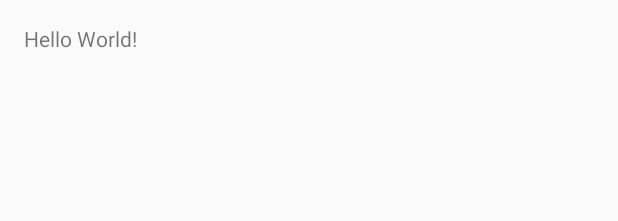
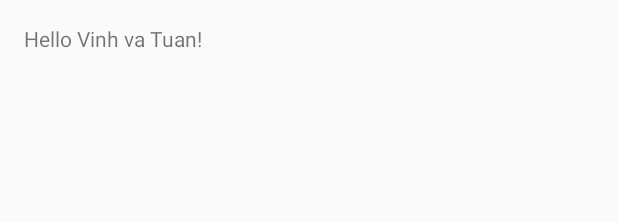
Before and after one commit to doanpt9x/FinalT3H, an Android app: the layout activity_main.xml on its own in the app's theme, with its tools: preview values and no code run, on a phone screen of 412 x 824 dp. Shown: the top 221 px of the screen. Run offline under Robolectric (Android 15) with nearby library versions, the phone set to English and light mode, and no system bars.

Commit message:
demo thu phat

```diff
--- a/app/src/main/res/layout/activity_main.xml
+++ b/app/src/main/res/layout/activity_main.xml
@@ -1,11 +1,16 @@
 <?xml version="1.0" encoding="utf-8"?>
 <RelativeLayout xmlns:android="http://schemas.android.com/apk/res/android"
-    xmlns:tools="http://schemas.android.com/tools" android:layout_width="match_parent"
-    android:layout_height="match_parent" android:paddingLeft="@dimen/activity_horizontal_margin"
+    xmlns:tools="http://schemas.android.com/tools"
+    android:layout_width="match_parent"
+    android:layout_height="match_parent"
+    android:paddingBottom="@dimen/activity_vertical_margin"
+    android:paddingLeft="@dimen/activity_horizontal_margin"
     android:paddingRight="@dimen/activity_horizontal_margin"
     android:paddingTop="@dimen/activity_vertical_margin"
-    android:paddingBottom="@dimen/activity_vertical_margin" tools:context=".MainActivity">
+    tools:context=".MainActivity">
 
-    <TextView android:text="Hello World!" android:layout_width="wrap_content"
-        android:layout_height="wrap_content" />
+    <TextView
+        android:layout_width="wrap_content"
+        android:layout_height="wrap_content"
+        android:text="Hello Vinh va Tuan!" />
 </RelativeLayout>
```
Also changed, not shown: 1 other file.
